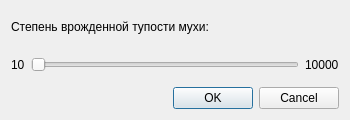
olegkopachev/HouseflySimulation, file stupiditysettingdialog.ui: the form before one commit.
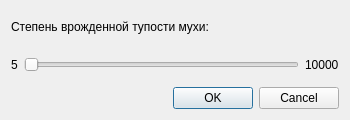
The form after the commit.

Patch:
```diff
--- a/stupiditysettingdialog.ui
+++ b/stupiditysettingdialog.ui
@@ -38,14 +38,14 @@
      <item>
       <widget class="QLabel" name="minStupidityLabel">
        <property name="text">
-        <string>10</string>
+        <string>5</string>
        </property>
       </widget>
      </item>
      <item>
       <widget class="QSlider" name="stupiditySlider">
        <property name="minimum">
-        <number>10</number>
+        <number>5</number>
        </property>
        <property name="maximum">
         <number>10000</number>
```
